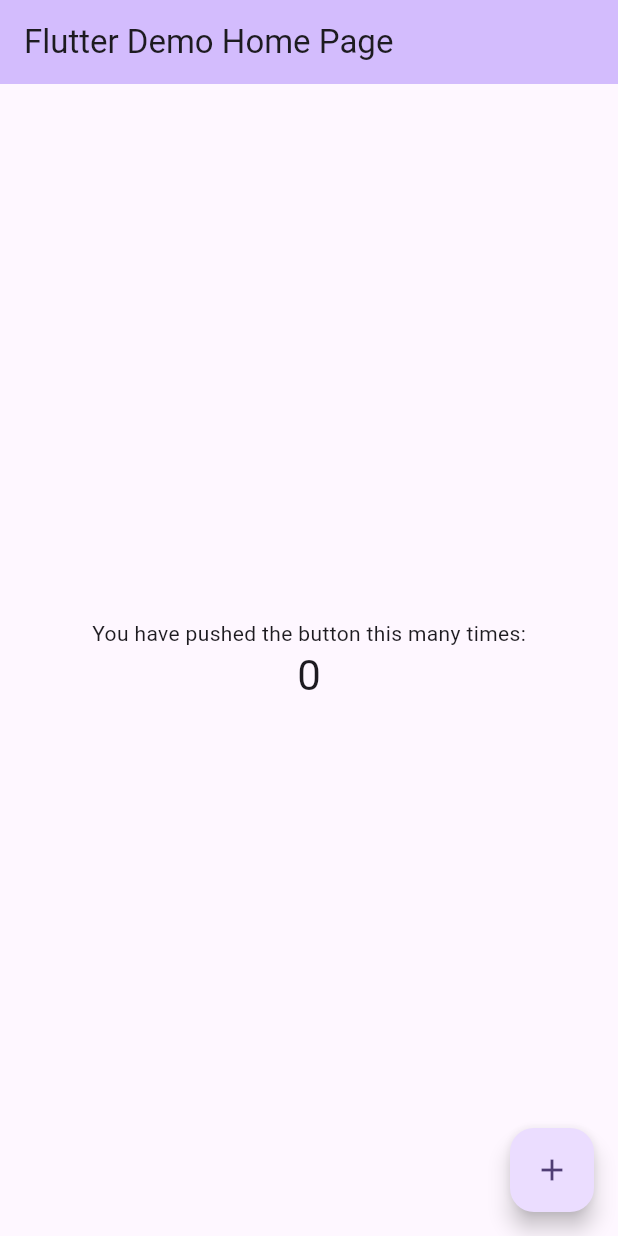
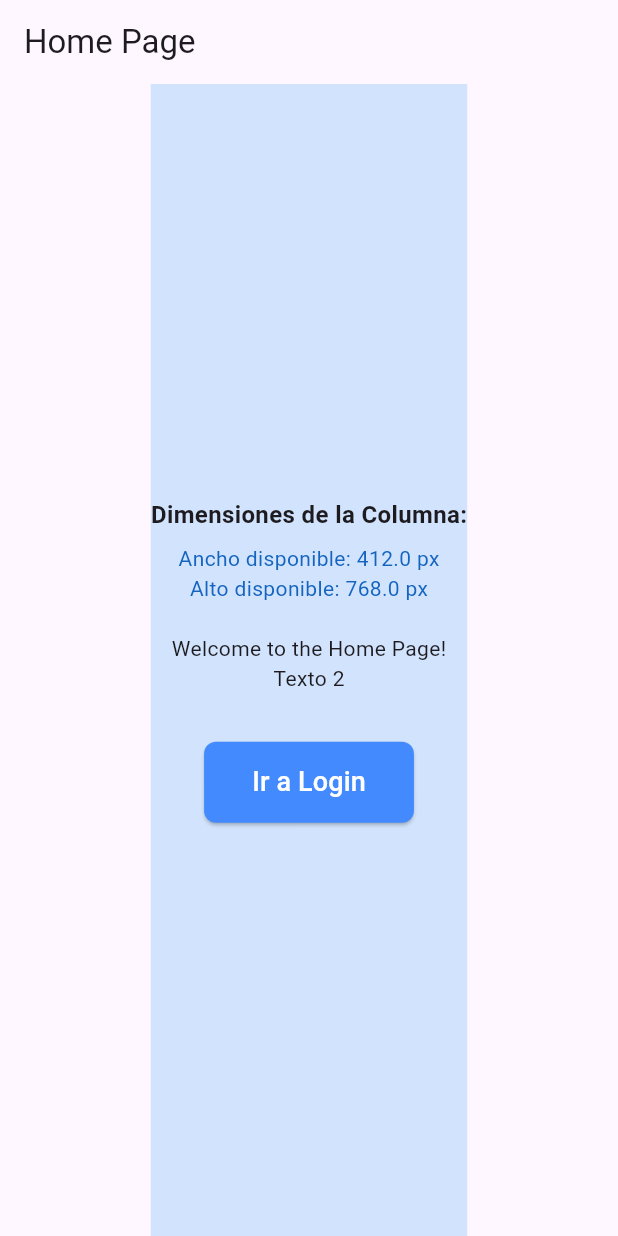
Before and after one commit to HuamanNicolas/Pandoo, a Flutter app: the screen it shows after launch, on a phone screen of 412 x 824 dp. Run offline on Flutter 3.47's test engine with Material 3 defaults, Android fonts, the phone set to English and light mode, and no system bars.

Commit message:
Creacion de login

```diff
--- a/lib/main.dart
+++ b/lib/main.dart
@@ -1,122 +1,6 @@
 import 'package:flutter/material.dart';
+import 'src/app.dart';
 
 void main() {
   runApp(const MyApp());
 }
-
-class MyApp extends StatelessWidget {
-  const MyApp({super.key});
-
-  // This widget is the root of your application.
-  @override
-  Widget build(BuildContext context) {
-    return MaterialApp(
-      title: 'Flutter Demo',
-      theme: ThemeData(
-        // This is the theme of your application.
-        //
-        // TRY THIS: Try running your application with "flutter run". You'll see
-        // the application has a purple toolbar. Then, without quitting the app,
-        // try changing the seedColor in the colorScheme below to Colors.green
-        // and then invoke "hot reload" (save your changes or press the "hot
-        // reload" button in a Flutter-supported IDE, or press "r" if you used
-        // the command line to start the app).
-        //
-        // Notice that the counter didn't reset back to zero; the application
-        // state is not lost during the reload. To reset the state, use hot
-        // restart instead.
-        //
-        // This works for code too, not just values: Most code changes can be
-        // tested with just a hot reload.
-        colorScheme: ColorScheme.fromSeed(seedColor: Colors.deepPurple),
-      ),
-      home: const MyHomePage(title: 'Flutter Demo Home Page'),
-    );
-  }
-}
-
-class MyHomePage extends StatefulWidget {
-  const MyHomePage({super.key, required this.title});
-
-  // This widget is the home page of your application. It is stateful, meaning
-  // that it has a State object (defined below) that contains fields that affect
-  // how it looks.
-
-  // This class is the configuration for the state. It holds the values (in this
-  // case the title) provided by the parent (in this case the App widget) and
-  // used by the build method of the State. Fields in a Widget subclass are
-  // always marked "final".
-
-  final String title;
-
-  @override
-  State<MyHomePage> createState() => _MyHomePageState();
-}
-
-class _MyHomePageState extends State<MyHomePage> {
-  int _counter = 0;
-
-  void _incrementCounter() {
-    setState(() {
-      // This call to setState tells the Flutter framework that something has
-      // changed in this State, which causes it to rerun the build method below
-      // so that the display can reflect the updated values. If we changed
-      // _counter without calling setState(), then the build method would not be
-      // called again, and so nothing would appear to happen.
-      _counter++;
-    });
-  }
-
-  @override
-  Widget build(BuildContext context) {
-    // This method is rerun every time setState is called, for instance as done
-    // by the _incrementCounter method above.
-    //
-    // The Flutter framework has been optimized to make rerunning build methods
-    // fast, so that you can just rebuild anything that needs updating rather
-    // than having to individually change instances of widgets.
-    return Scaffold(
-      appBar: AppBar(
-        // TRY THIS: Try changing the color here to a specific color (to
-        // Colors.amber, perhaps?) and trigger a hot reload to see the AppBar
-        // change color while the other colors stay the same.
-        backgroundColor: Theme.of(context).colorScheme.inversePrimary,
-        // Here we take the value from the MyHomePage object that was created by
-        // the App.build method, and use it to set our appbar title.
-        title: Text(widget.title),
-      ),
-      body: Center(
-        // Center is a layout widget. It takes a single child and positions it
-        // in the middle of the parent.
-        child: Column(
-          // Column is also a layout widget. It takes a list of children and
-          // arranges them vertically. By default, it sizes itself to fit its
-          // children horizontally, and tries to be as tall as its parent.
-          //
-          // Column has various properties to control how it sizes itself and
-          // how it positions its children. Here we use mainAxisAlignment to
-          // center the children vertically; the main axis here is the vertical
-          // axis because Columns are vertical (the cross axis would be
-          // horizontal).
-          //
-          // TRY THIS: Invoke "debug painting" (choose the "Toggle Debug Paint"
-          // action in the IDE, or press "p" in the console), to see the
-          // wireframe for each widget.
-          mainAxisAlignment: MainAxisAlignment.center,
-          children: <Widget>[
-            const Text('You have pushed the button this many times:'),
-            Text(
-              '$_counter',
-              style: Theme.of(context).textTheme.headlineMedium,
-            ),
-          ],
-        ),
-      ),
-      floatingActionButton: FloatingActionButton(
-        onPressed: _incrementCounter,
-        tooltip: 'Increment',
-        child: const Icon(Icons.add),
-      ), // This trailing comma makes auto-formatting nicer for build methods.
-    );
-  }
-}
--- /dev/null
+++ b/lib/src/app.dart
@@ -0,0 +1,20 @@
+import 'package:flutter/material.dart';
+import 'pages/home_page.dart';
+
+
+class MyApp extends StatelessWidget {
+  const MyApp({super.key});
+
+  // This widget is the root of your application.
+  @override
+  Widget build(BuildContext context) {
+    return MaterialApp(
+      title: 'Flutter Demo',
+      theme: ThemeData(
+        colorScheme: ColorScheme.fromSeed(seedColor: Colors.deepPurple),
+      ),
+      debugShowCheckedModeBanner: false,
+      home: const HomePage(),
+    );
+  }
+}
--- /dev/null
+++ b/lib/src/pages/home_page.dart
@@ -0,0 +1,73 @@
+import 'package:flutter/material.dart';
+import 'login_page.dart';
+
+class HomePage extends StatelessWidget {
+  const HomePage({super.key});
+
+  @override
+  Widget build(BuildContext context) {
+    return Scaffold(
+      appBar: AppBar(
+        title: const Text('Home Page'),
+      ),
+      body: Center(
+        child: LayoutBuilder(
+          builder: (context, constraints) {
+            return Container(
+              color: Colors.blue.withOpacity(0.2),
+              child: Column(
+                mainAxisAlignment: MainAxisAlignment.center,
+                children: <Widget>[
+                  Text(
+                    'Dimensiones de la Columna:',
+                    style: TextStyle(
+                      fontWeight: FontWeight.bold,
+                      fontSize: 16,
+                    ),
+                  ),
+                  SizedBox(height: 8),
+                  Text(
+                    'Ancho disponible: ${constraints.maxWidth.toStringAsFixed(1)} px',
+                    style: TextStyle(color: Colors.blue[800]),
+                  ),
+                  Text(
+                    'Alto disponible: ${constraints.maxHeight.toStringAsFixed(1)} px',
+                    style: TextStyle(color: Colors.blue[800]),
+                  ),
+                  SizedBox(height: 20),
+                  Text(
+                    'Welcome to the Home Page!',
+                  ),
+                  Text(
+                    'Texto 2',
+                  ),
+                  SizedBox(height: 32),
+                  ElevatedButton(
+                    style: ElevatedButton.styleFrom(
+                      backgroundColor: Colors.blueAccent,
+                      padding: EdgeInsets.symmetric(vertical: 14, horizontal: 32),
+                      shape: RoundedRectangleBorder(
+                        borderRadius: BorderRadius.circular(8),
+                      ),
+                    ),
+                    onPressed: () {
+                      Navigator.of(context).push(
+                        MaterialPageRoute(
+                          builder: (context) => const LoginPage(),
+                        ),
+                      );
+                    },
+                    child: Text(
+                      'Ir a Login',
+                      style: TextStyle(fontSize: 18, color: Colors.white),
+                    ),
+                  ),
+                ],
+              ),
+            );
+          },
+        ),
+      ),
+    );
+  }
+}
--- a/pubspec.yaml
+++ b/pubspec.yaml
@@ -58,8 +58,8 @@ flutter:
   uses-material-design: true
 
   # To add assets to your application, add an assets section, like this:
-  # assets:
-  #   - images/a_dot_burr.jpeg
+  assets:
+     - assets/images/logo.png
   #   - images/a_dot_ham.jpeg
 
   # An image asset can refer to one or more resolution-specific "variants", see
```
Also changed, not shown: lib/src/pages/login_page.dart (added, +110 -0 lines), assets/images/logo.png (added), 1 other file.
